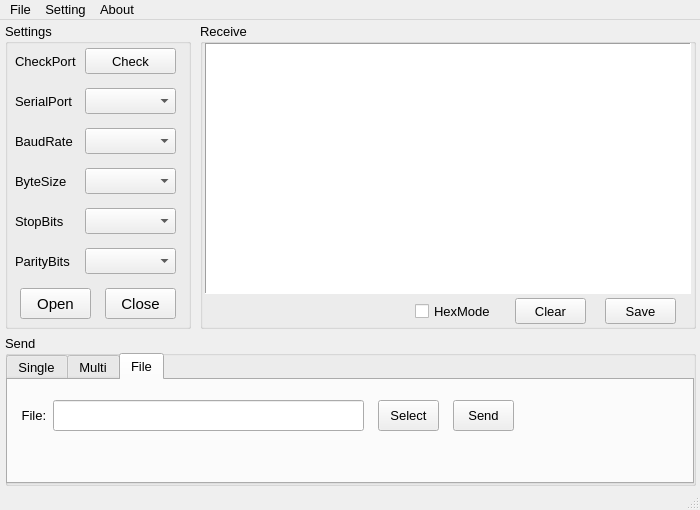
kainan-tek/PyCom, file ui/ui_mainwindow.ui: the form before one commit.
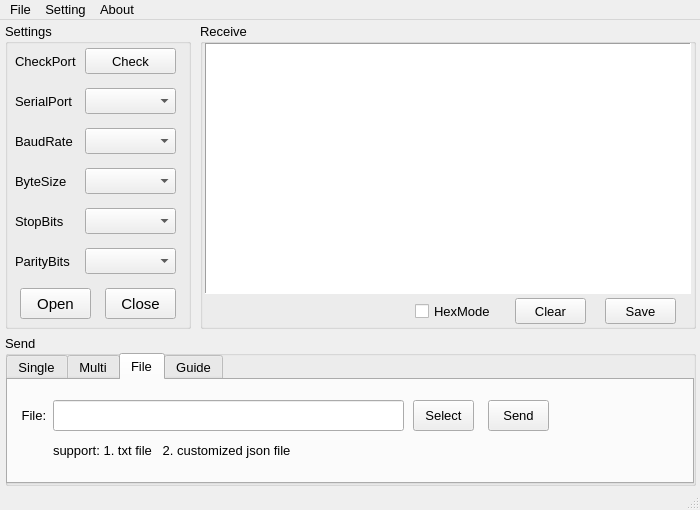
The form after the commit. The open tabs and pages were chosen to show the change.

The edit to the form file:
```diff
--- a/ui/ui_mainwindow.ui
+++ b/ui/ui_mainwindow.ui
@@ -688,7 +688,7 @@
         <rect>
          <x>45</x>
          <y>20</y>
-         <width>311</width>
+         <width>351</width>
          <height>31</height>
         </rect>
        </property>
@@ -709,7 +709,7 @@
       <widget class="QPushButton" name="pushButton_fSelect">
        <property name="geometry">
         <rect>
-         <x>370</x>
+         <x>405</x>
          <y>20</y>
          <width>61</width>
          <height>31</height>
@@ -722,7 +722,7 @@
       <widget class="QPushButton" name="pushButton_fSend">
        <property name="geometry">
         <rect>
-         <x>445</x>
+         <x>480</x>
          <y>20</y>
          <width>61</width>
          <height>31</height>
@@ -730,6 +730,43 @@
        </property>
        <property name="text">
         <string>Send</string>
+       </property>
+      </widget>
+      <widget class="QLabel" name="label_8">
+       <property name="geometry">
+        <rect>
+         <x>45</x>
+         <y>60</y>
+         <width>351</width>
+         <height>21</height>
+        </rect>
+       </property>
+       <property name="text">
+        <string>support: 1. txt file   2. customized json file</string>
+       </property>
+      </widget>
+     </widget>
+     <widget class="QWidget" name="guide">
+      <attribute name="title">
+       <string>Guide</string>
+      </attribute>
+      <widget class="QPlainTextEdit" name="plainTextEdit_Guide">
+       <property name="geometry">
+        <rect>
+         <x>0</x>
+         <y>0</y>
+         <width>681</width>
+         <height>103</height>
+        </rect>
+       </property>
+       <property name="frameShape">
+        <enum>QFrame::StyledPanel</enum>
+       </property>
+       <property name="frameShadow">
+        <enum>QFrame::Plain</enum>
+       </property>
+       <property name="readOnly">
+        <bool>true</bool>
        </property>
       </widget>
      </widget>
```
Left out of the diff: 2 changed lines with no effect on the pictures.
